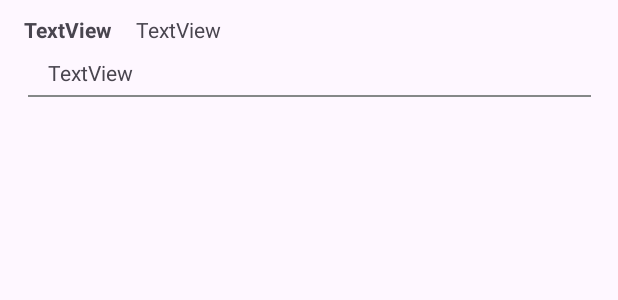
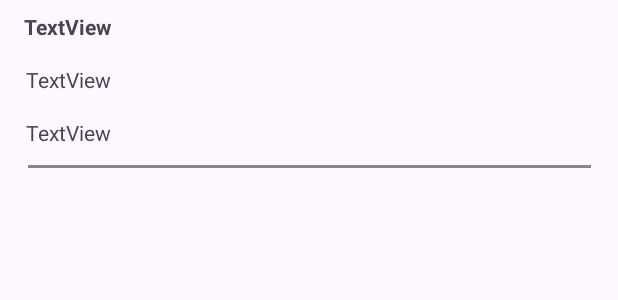
Before and after one commit to 2023-SMHRD-KDT-AI-3/Fainds, an Android app: the layout item_cmt.xml on its own in the app's theme, with its tools: preview values and no code run, on a phone screen of 412 x 824 dp. Shown: the top 300 px of the screen. Run offline under Robolectric (Android 15) with nearby library versions, the phone set to English and light mode, and no system bars; network calls fail.

Commit message:
Merge branch 'master' of https://github.com/2023-SMHRD-KDT-AI-3/Fainds
# Conflicts:
#	app/src/main/java/com/example/faindsapplication/PwActivity.java

```diff
--- a/app/src/main/java/com/example/faindsapplication/Cmt/CmtAdapter.java
+++ b/app/src/main/java/com/example/faindsapplication/Cmt/CmtAdapter.java
@@ -15,6 +15,7 @@ import com.example.faindsapplication.R;
 import java.text.ParseException;
 import java.text.SimpleDateFormat;
 import java.util.ArrayList;
+import java.util.Calendar;
 import java.util.Date;
 import java.util.Locale;
 
@@ -39,11 +40,15 @@ public class CmtAdapter extends RecyclerView.Adapter<CmtViewHolder> {
         String cmtContent = dataset.get(position).getCmtContent();
         // createdAt
 //        String createdAt = dataset.get(position).getCmtCreated_at();
-      //  String formatTime = timeDi(createdAt);
+        Date nowDate = new Date();
+
+        // 2. 날짜를 특정 형식으로 포맷팅
+        SimpleDateFormat sdf = new SimpleDateFormat("yyyy-MM-dd HH:mm:ss");
+        String formatTime = sdf.format(nowDate);
 
         holder.getCmtWriter().setText(cmtWriter);
         holder.getCmtContent().setText(cmtContent);
-        //holder.getCmtTime().setText(formatTime);
+        holder.getCmtTime().setText(formatTime);
 
         holder.listener = new CmtItemClickListener() {
             @Override
--- a/app/src/main/java/com/example/faindsapplication/LoginActivity.java
+++ b/app/src/main/java/com/example/faindsapplication/LoginActivity.java
@@ -43,7 +43,7 @@ public class LoginActivity extends AppCompatActivity {
             public void onClick(View v) {
                 StringRequest request = new StringRequest(
                         Request.Method.POST,
-                        "http://192.168.219.47:8089/login",
+                        "http://192.168.219.60:8089/login",
                         new Response.Listener<String>() {
                             @Override
                             public void onResponse(String response) {
--- a/app/src/main/res/layout/item_cmt.xml
+++ b/app/src/main/res/layout/item_cmt.xml
@@ -10,7 +10,7 @@
         android:layout_width="wrap_content"
         android:layout_height="wrap_content"
         android:layout_marginStart="16dp"
-        android:layout_marginTop="10dp"
+        android:layout_marginTop="8dp"
         android:text="TextView"
         android:textSize="14dp"
         android:textStyle="bold"
@@ -23,28 +23,25 @@
         android:id="@+id/tvCmtContent"
         android:layout_width="wrap_content"
         android:layout_height="wrap_content"
-        android:layout_marginStart="16dp"
+        android:layout_marginTop="16dp"
+        android:layout_marginBottom="8dp"
         android:text="TextView"
         android:textSize="14dp"
-        app:layout_constraintBottom_toBottomOf="@+id/tvCmtWriter"
-        app:layout_constraintStart_toEndOf="@+id/tvCmtWriter"
-        app:layout_constraintTop_toTopOf="@+id/tvCmtWriter"
-        app:layout_constraintVertical_bias="0.0" />
+        app:layout_constraintBottom_toTopOf="@+id/tvCmtTime"
+        app:layout_constraintEnd_toEndOf="@+id/tvCmtWriter"
+        app:layout_constraintStart_toStartOf="@+id/tvCmtWriter"
+        app:layout_constraintTop_toBottomOf="@+id/tvCmtWriter" />
 
     <TextView
         android:id="@+id/tvCmtTime"
         android:layout_width="wrap_content"
         android:layout_height="wrap_content"
-        android:layout_marginStart="16dp"
-        android:layout_marginTop="10dp"
-        android:layout_marginBottom="5dp"
+        android:layout_marginTop="8dp"
+        android:layout_marginBottom="4dp"
         android:text="TextView"
-        app:layout_constraintBottom_toBottomOf="parent"
-        app:layout_constraintEnd_toEndOf="parent"
-        app:layout_constraintHorizontal_bias="0.0"
-        app:layout_constraintStart_toStartOf="@+id/tvCmtWriter"
-        app:layout_constraintTop_toTopOf="@+id/guideline9"
-        app:layout_constraintVertical_bias="0.019" />
+        app:layout_constraintBottom_toTopOf="@+id/line"
+        app:layout_constraintStart_toStartOf="@+id/tvCmtContent"
+        app:layout_constraintTop_toBottomOf="@+id/tvCmtContent" />
 
     <androidx.constraintlayout.widget.Guideline
         android:id="@+id/guideline9"
@@ -56,9 +53,8 @@
     <View
         android:id="@+id/line"
         android:layout_width="375dp"
-        android:layout_height="2px"
-        android:layout_marginTop="5dp"
-        android:layout_marginBottom="5dp"
+        android:layout_height="2dp"
+        android:layout_marginTop="8dp"
         android:background="@color/navColor"
         app:layout_constraintBottom_toBottomOf="parent"
         app:layout_constraintEnd_toEndOf="parent"
```
